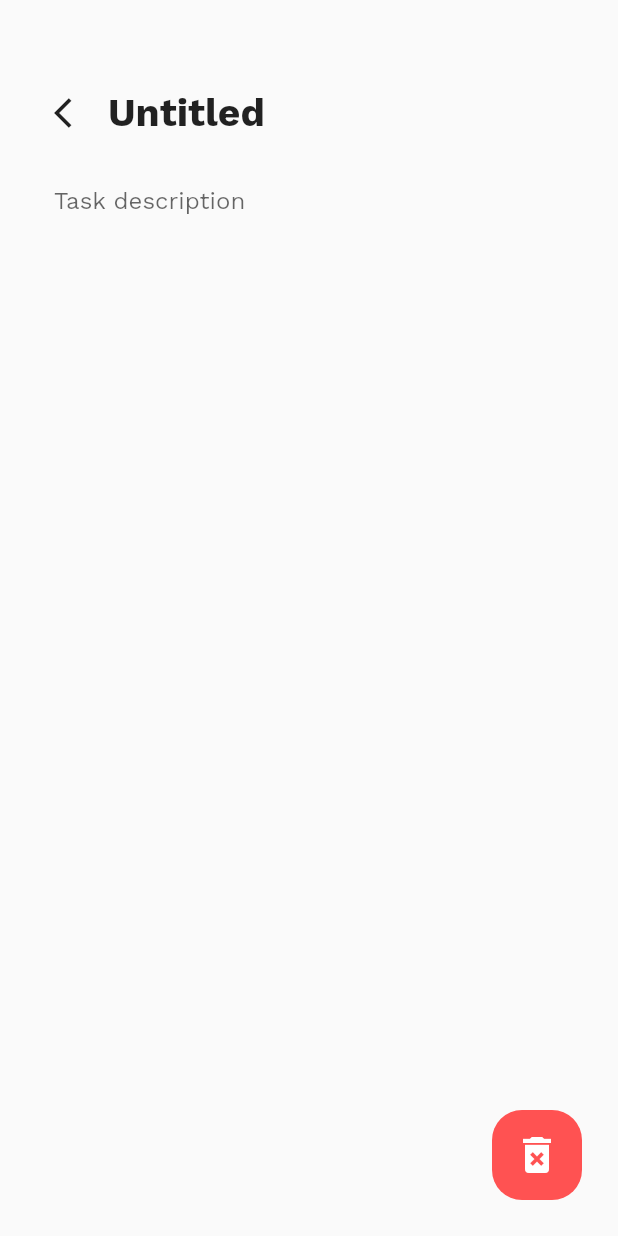
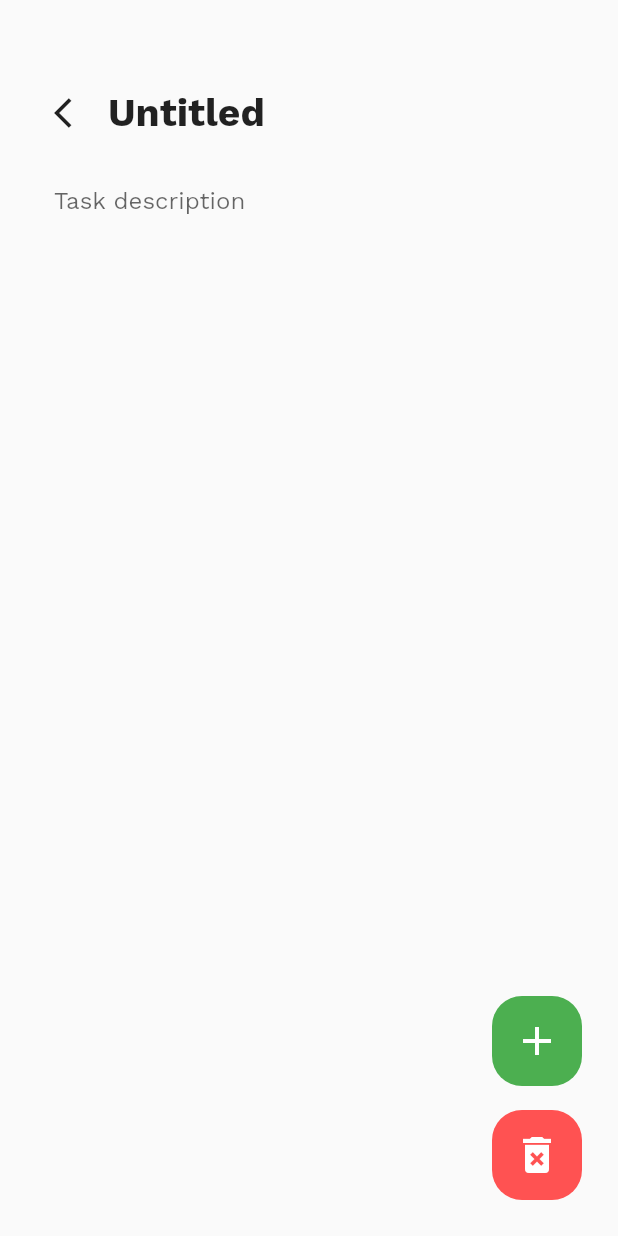
Before and after one commit to kerdokurs/highput, a Flutter app: the screen it shows once a user with an empty profile is signed in, after a tap on the "add" icon, after a tap on "Untitled", on a phone screen of 412 x 824 dp. Run offline on Flutter 3.47's test engine with Material 2 defaults, Android fonts, the phone set to English and light mode, and no system bars; our stand-ins replace cloud_firestore, firebase_auth, firebase_core, google_sign_in; accounts and stored records are empty.

Commit message:
add finalised TODO system

```diff
--- a/lib/models/todo_board.dart
+++ b/lib/models/todo_board.dart
@@ -1,13 +1,15 @@
 class TodoBoard {
   final String title;
   final String description;
+  final DateTime createdAt;
 
-  TodoBoard(this.title, this.description);
+  TodoBoard(this.title, this.description, this.createdAt);
 
-  TodoBoard.fromJson(Map<String, dynamic> json) : title = json['title'] ?? 'Untitled', description = json['description'] ?? '';
+  TodoBoard.fromJson(Map<String, dynamic> json) : title = json['title'] ?? 'Untitled', description = json['description'] ?? '', createdAt = DateTime.now();
 
   Map<String, dynamic> toJson() => {
     'title': title,
     'description': description,
+    'created_at': createdAt,
   };
 }
--- a/lib/views/home_view.dart
+++ b/lib/views/home_view.dart
@@ -3,11 +3,8 @@ import 'package:flutter/material.dart';
 import 'package:highput/models/todo_board.dart';
 import 'package:cloud_firestore/cloud_firestore.dart';
 import 'package:firebase_auth/firebase_auth.dart';
-import 'package:flutter_staggered_grid_view/flutter_staggered_grid_view.dart';
 import 'package:highput/views/task_view.dart';
 import 'package:highput/widgets.dart';
-
-import 'account_view.dart';
 
 class HomeView extends StatelessWidget {
   const HomeView({Key? key}) : super(key: key);
@@ -35,6 +32,7 @@ class HomeView extends StatelessWidget {
                             .collection('users')
                             .doc(FirebaseAuth.instance.currentUser!.uid)
                             .collection('boards')
+                            .orderBy('created_at', descending: true)
                             .withConverter(
                               fromFirestore: (snapshot, _) =>
                                   TodoBoard.fromJson(snapshot.data()!),
@@ -50,6 +48,12 @@ class HomeView extends StatelessWidget {
                           }
 
                           final cards = <TaskCard>[];
+
+                          if(snapshot.data!.docs.length == 0) {
+                            return Center(
+                              child: Text('No todo boards'),
+                            );
+                          }
 
                           snapshot.data!.docs.forEach((doc) {
                             final board = doc.data();
--- a/lib/views/task_view.dart
+++ b/lib/views/task_view.dart
@@ -26,14 +26,12 @@ class _TaskViewState extends State<TaskView> {
   final TextEditingController descriptionController = TextEditingController();
 
   StreamSubscription<QuerySnapshot<Todo>>? subscription;
-  bool _loading = true;
   List<TaskTodo> _todos = List.empty();
 
   void setTodos(List<TaskTodo> todos) {
     if (!mounted) return;
 
     setState(() {
-      _loading = false;
       _todos = todos;
     });
   }
@@ -44,6 +42,12 @@ class _TaskViewState extends State<TaskView> {
       titleController.text = board!.title;
       descriptionController.text = board.description;
     });
+  }
+
+  @override
+  void dispose() {
+    super.dispose();
+    if (subscription != null) subscription!.cancel();
   }
 
   @override
@@ -63,7 +67,7 @@ class _TaskViewState extends State<TaskView> {
           )
           .doc();
 
-      widget.ref!.set(TodoBoard('Untitled', ''));
+      widget.ref!.set(TodoBoard('Untitled', '', DateTime.now()));
     }
 
     widget.ref!.get().then((value) {
@@ -73,6 +77,8 @@ class _TaskViewState extends State<TaskView> {
 
     subscription = widget.ref!
         .collection('todos')
+        .orderBy('isDone')
+        .orderBy('created_at', descending: true)
         .withConverter(
           fromFirestore: (snapshot, _) => Todo.fromJson(snapshot.data()!),
           toFirestore: (Todo model, _) => model.toJson(),
@@ -88,20 +94,6 @@ class _TaskViewState extends State<TaskView> {
         setTodos(todos);
       },
     );
-
-    // final snapshot = await widget.ref
-    //     .collection('todos')
-    //     .withConverter(
-    //       fromFirestore: (snapshot, _) => Todo.fromJson(snapshot.data()!),
-    //       toFirestore: (Todo model, _) => model.toJson(),
-    //     )
-    //     .get();
-    //
-    // List<Todo> todos = List.generate(
-    //   snapshot.docs.length,
-    //   (i) => snapshot.docs[i].data(),
-    // );
-    // setTodos(todos);
   }
 
   @override
@@ -209,6 +201,26 @@ class _TaskViewState extends State<TaskView> {
                   ),
                 ),
               ),
+              Positioned(
+                bottom: 100.0,
+                right: 0.0,
+                child: Container(
+                  width: 60.0,
+                  height: 60.0,
+                  decoration: BoxDecoration(
+                    borderRadius: BorderRadius.circular(20.0),
+                    color: Colors.green,
+                  ),
+                  child: IconButton(
+                    color: Colors.white,
+                    icon: Icon(Icons.add),
+                    iconSize: 32.0,
+                    onPressed: () async {
+                      await newTask(context, widget.ref!);
+                    },
+                  ),
+                ),
+              ),
             ],
           ),
         ),
@@ -216,3 +228,55 @@ class _TaskViewState extends State<TaskView> {
     );
   }
 }
+
+Future<void> newTask(BuildContext context, DocumentReference<TodoBoard> ref) {
+  String content = '';
+
+  return showDialog(
+    context: context,
+    barrierDismissible: false,
+    // dialog is dismissible with a tap on the barrier
+    builder: (BuildContext context) {
+      return AlertDialog(
+        title: Text('Enter new task'),
+        content: new Row(
+          children: [
+            new Expanded(
+              child: new TextField(
+                autofocus: true,
+                decoration: new InputDecoration(
+                  labelText: 'Task contenet',
+                  hintText: 'Finish homework',
+                ),
+                onChanged: (value) {
+                  content = value;
+                },
+              ),
+            )
+          ],
+        ),
+        actions: [
+          TextButton(
+            onPressed: () {
+              Navigator.pop(context);
+            },
+            child: Text('Cancel'),
+          ),
+          TextButton(
+            child: Text('Ok'),
+            onPressed: () async {
+              if (content.isEmpty) return;
+
+              await ref.collection('todos').add({
+                'content': content,
+                'isDone': false,
+                'created_at': FieldValue.serverTimestamp(),
+              });
+              Navigator.pop(context);
+            },
+          ),
+        ],
+      );
+    },
+  );
+}
```
Also changed, not shown: lib/widgets.dart (+23 -3 lines).
